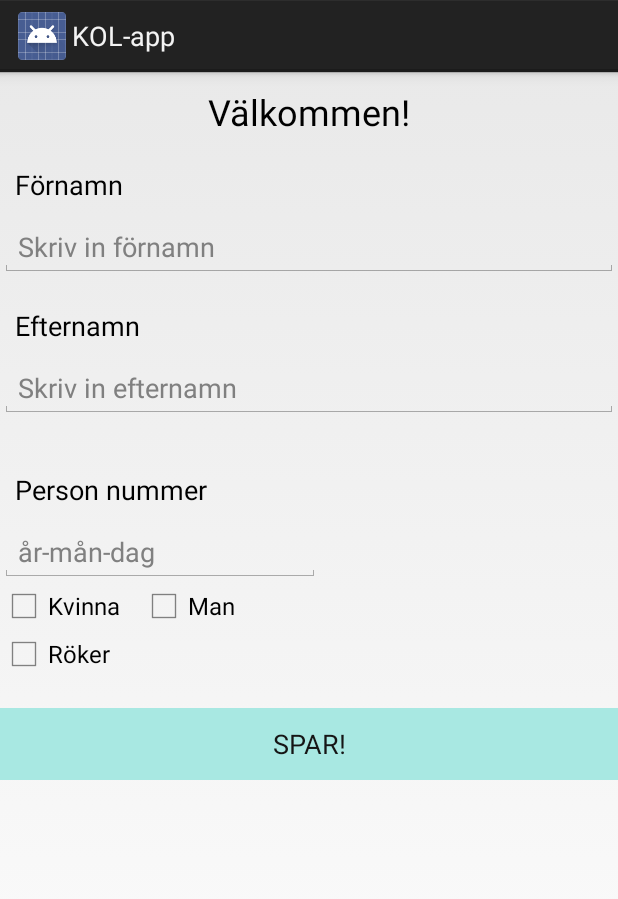
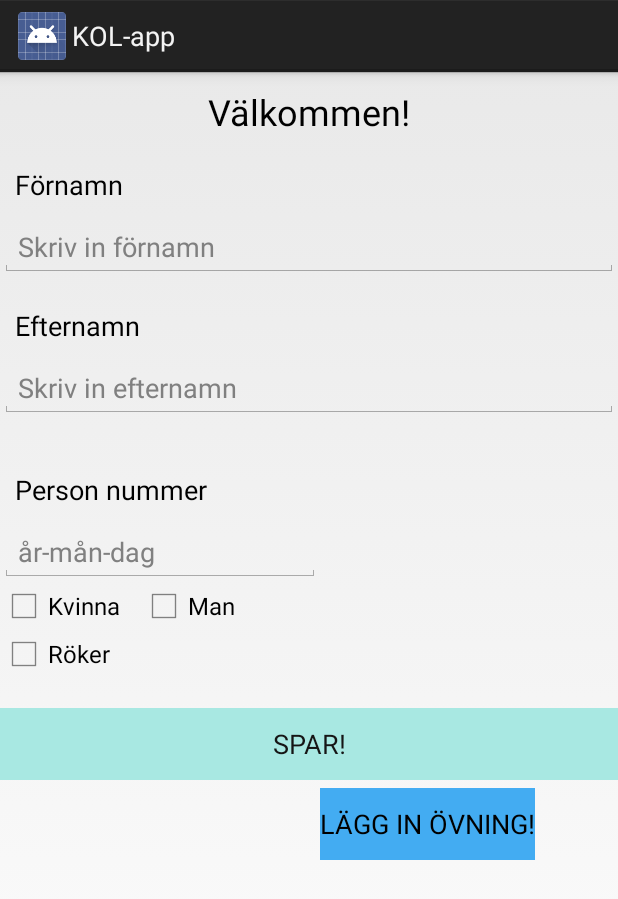
Before and after one commit to AnneliIdnert/KOL, an Android app: the layout fragment_layout_personal_pref.xml on its own in the app's theme, with its tools: preview values and no code run, on a phone screen of 412 x 824 dp. Shown: the top 899 px of the screen. Run offline under Robolectric (Android 15) with nearby library versions, the phone set to English and light mode, and no system bars.

Commit message:
New input menu and navigationbar

```diff
--- a/app/src/main/AndroidManifest.xml
+++ b/app/src/main/AndroidManifest.xml
@@ -13,7 +13,10 @@
             android:screenOrientation="portrait" >
             <intent-filter>
                 <action android:name="android.intent.action.MAIN" />
-
+                <activity
+                    android:name=".LayoutPersonalPref"
+                    android:label="@string/personalPref" >
+                </activity>
                 <category android:name="android.intent.category.LAUNCHER" />
             </intent-filter>
         </activity>
--- a/app/src/main/java/com/example/idnert/kol_app/Controller.java
+++ b/app/src/main/java/com/example/idnert/kol_app/Controller.java
@@ -4,4 +4,10 @@ package com.example.idnert.kol_app;
  * Created by idnert on 2016-02-25.
  */
 public class Controller {
+
+    private LayoutPersonalPref layoutPersonalPref;
+
+    public Controller(LayoutPersonalPref layoutPersonalPref) {
+        this.layoutPersonalPref = layoutPersonalPref;
+    }
 }
--- a/app/src/main/res/layout/fragment_layout_personal_pref.xml
+++ b/app/src/main/res/layout/fragment_layout_personal_pref.xml
@@ -110,4 +110,14 @@
         android:layout_alignParentStart="true"
         android:layout_marginTop="20dp" />
 
+    <Button
+        android:layout_width="wrap_content"
+        android:layout_height="wrap_content"
+        android:text="@string/inputExercis"
+        android:id="@+id/btnInputExercis"
+        android:layout_below="@+id/btnSavePersonalInfo"
+        android:layout_toEndOf="@+id/edPersonno"
+        android:layout_marginTop="5dp"
+        android:background="#43acf2" />
+
 </RelativeLayout>
--- a/app/src/main/res/values/strings.xml
+++ b/app/src/main/res/values/strings.xml
@@ -8,7 +8,12 @@
     <string name="woman">Kvinna</string>
     <string name="smoking">Röker</string>
     <string name="save">SPAR!</string>
+    <string name="inputExercis">LÄGG IN ÖVNING!</string>
 
+
+
+    <string name="personalPref">Användar info</string>
+    <string name="exercisesInput">Träningsformulär</string>
 <!-- TODO: Remove or change this placeholder text -->
     <string name="hello_blank_fragment">Hello blank fragment</string>
 </resources>
```
Also changed, not shown: app/src/main/java/com/example/idnert/kol_app/MainActivity.java (+29 -0 lines), app/src/main/res/menu/menu.xml (added, +9 -0 lines).
